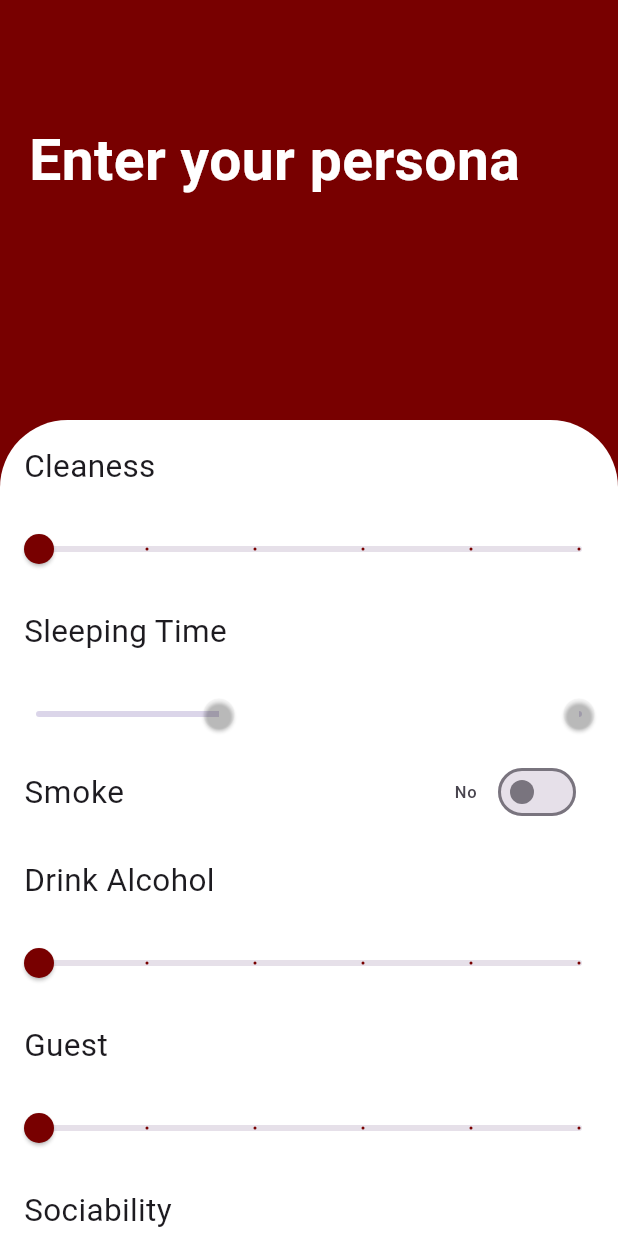
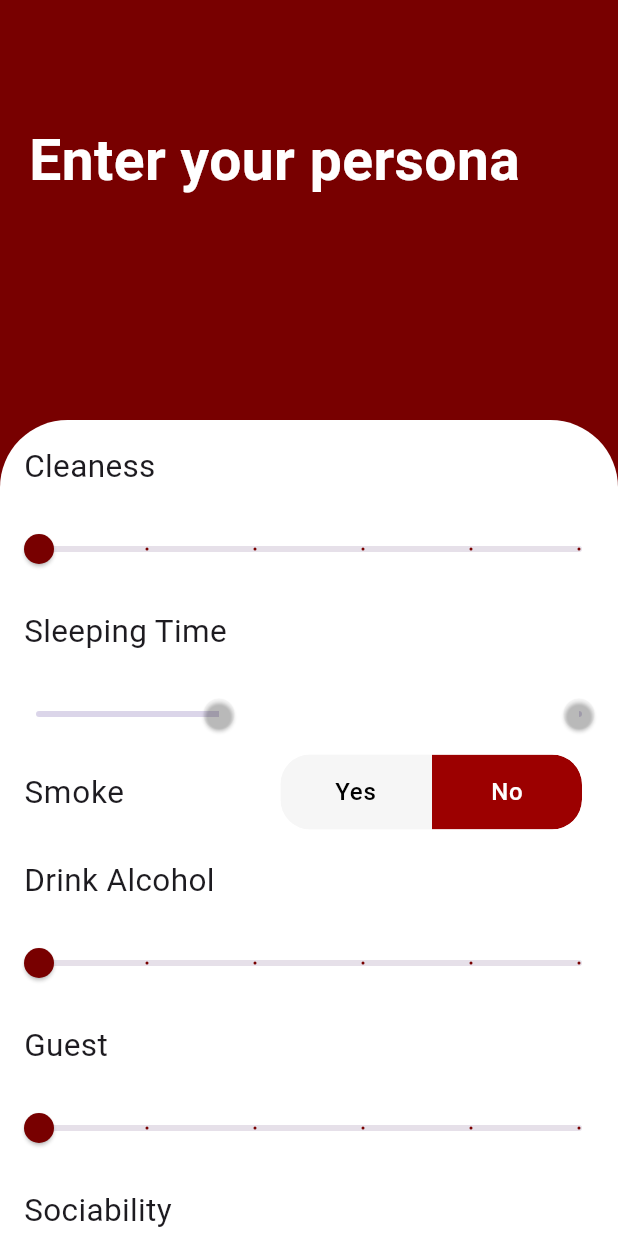
Before and after one commit to Brookmate/brookmate, a Flutter app: the AddProfilePage screen opened directly, on a phone screen of 412 x 824 dp. Run offline on Flutter 3.47's test engine with Material 3 defaults, Android fonts, the phone set to English and light mode, and no system bars; drawn by our look-alikes of toggle_switch; our stand-ins replace cloud_firestore, firebase_auth, firebase_core, shared_preferences; accounts and stored records are empty.

Commit message:
toggle switch complete

```diff
--- a/lib/widgets/custom_switch_tile.dart
+++ b/lib/widgets/custom_switch_tile.dart
@@ -22,30 +22,22 @@ class CustomSwitchTile extends StatelessWidget {
       trailing: Row(
         mainAxisSize: MainAxisSize.min,
         children: [
-          Text(value ? 'Yes' : 'No'),
           SizedBox(width: 10), // Add some space between text and switch
-          toggleSwitch
-              ? ToggleSwitch(
-                  minWidth: 90.0,
+          ToggleSwitch(
+            minWidth: 100.0,
+            minHeight: 50.0,
+            fontSize: 16.0,
             cornerRadius: 20.0,
-                  activeBgColors: [
-                    [Color(0xff9C0000)!]
-                  ],
-                  activeFgColor: Color(0xff9C0000),
+            initialLabelIndex: 1,
+            activeBgColor: [Color(0xff9C0000)],
+            activeFgColor: Colors.white,
             inactiveBgColor: Color.fromARGB(255, 246, 246, 246),
-                  inactiveFgColor: Color.fromARGB(255, 246, 246, 246),
-                  initialLabelIndex: value ? 0 : 1,
+            inactiveFgColor: Colors.black,
             totalSwitches: 2,
             labels: ['Yes', 'No'],
-                  radiusStyle: true,
             onToggle: (index) {
-                    onChanged(index == 0 ? true : false);
+              print('switched to: $index');
             },
-                )
-              : Switch.adaptive(
-                  value: value,
-                  activeColor: const Color(0xff9C0000),
-                  onChanged: onChanged,
           ),
         ],
       ),
```
Also changed, not shown: lib/widgets/custom_switch_tile_sex.dart (+10 -18 lines). Lines whose indentation alone changed are shown as unchanged.
